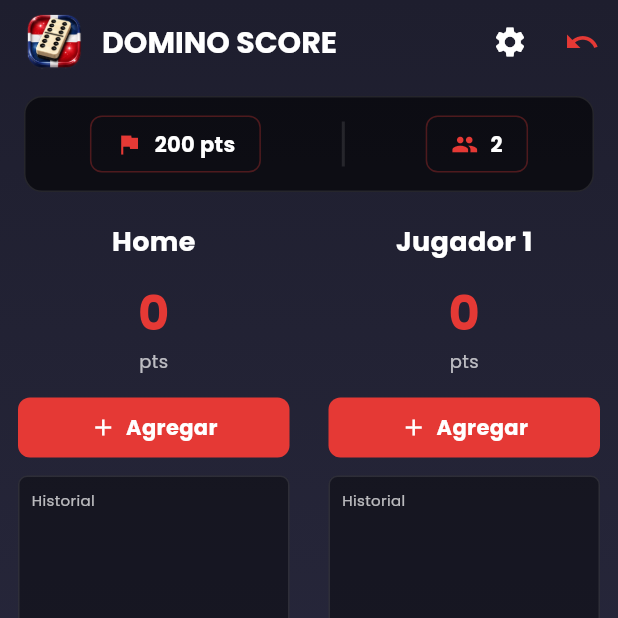
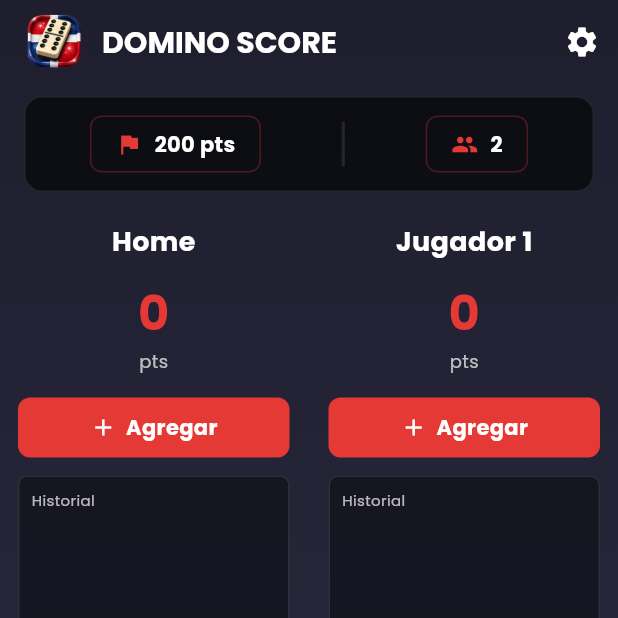
Before and after one commit to derick061020/domino, a Flutter app: the screen it shows after launch, on a phone screen of 412 x 824 dp, the top half of it. Run offline on Flutter 3.47's test engine with Material 3 defaults, Android fonts, the phone set to English and light mode, and no system bars; our stand-ins replace shared_preferences.

Commit message:
1era subida

```diff
--- a/lib/screens/game_screen.dart
+++ b/lib/screens/game_screen.dart
@@ -49,7 +49,7 @@ class _GameScreenState extends State<GameScreen> {
   }
 
   void _showAddPointsDialog(int player) {
-    final controller = TextEditingController(text: '0');
+    final controller = TextEditingController();
 
     showDialog(
       context: context,
@@ -1297,12 +1297,7 @@ class _GameScreenState extends State<GameScreen> {
                   icon: const Icon(Icons.settings, color: Colors.white),
                   tooltip: 'Configuración',
                 ),
-                if (!_currentGame.isCompleted)
-                  IconButton(
-                    onPressed: _undoLastRound,
-                    icon: const Icon(Icons.undo, color: Color(0xFFE53935)),
-                    tooltip: 'Deshacer última ronda',
-                  ),
+
               ],
             ),
             body: _isLoading
```
